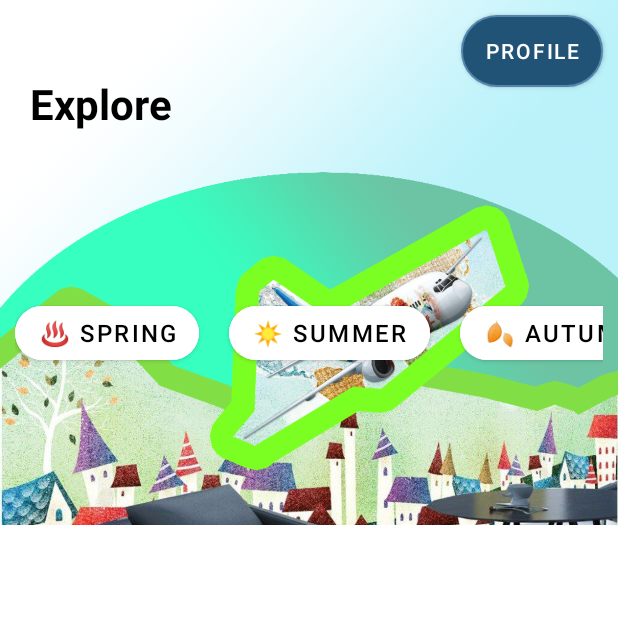
After one commit to divterste/TourGuidesV2.0, an Android app: the SummerActivity screen opened directly, with no data from a screen before it, on a phone screen of 412 x 824 dp, the top half of it. The commit adds this screen. Run offline under Robolectric (Android 15) with nearby library versions, the phone set to English and light mode, and no system bars.

Commit message:
git init git remote add origin https://github.com/divterste/TourGuidesV2.0.git git add . git commit -m "first commit" git push -u origin master

```diff
--- a/app/build.gradle
+++ b/app/build.gradle
@@ -30,6 +30,9 @@ android {
     kotlinOptions {
         jvmTarget = '1.8'
     }
+    buildFeatures {
+        viewBinding true
+    }
 }
 
 dependencies {
@@ -40,6 +43,8 @@ dependencies {
     implementation 'androidx.constraintlayout:constraintlayout:2.1.4'
     implementation 'com.google.firebase:firebase-auth:19.2.0'
     implementation 'com.google.firebase:firebase-auth-ktx:21.0.5'
+    implementation 'androidx.navigation:navigation-fragment-ktx:2.4.2'
+    implementation 'androidx.navigation:navigation-ui-ktx:2.4.2'
     testImplementation 'junit:junit:4.13.2'
     androidTestImplementation 'androidx.test.ext:junit:1.1.3'
     androidTestImplementation 'androidx.test.espresso:espresso-core:3.4.0'
--- /dev/null
+++ b/app/src/main/java/sam/lambton/tourguidesv20/SummerActivity.kt
@@ -0,0 +1,11 @@
+package sam.lambton.tourguidesv20
+
+import androidx.appcompat.app.AppCompatActivity
+import android.os.Bundle
+
+class SummerActivity : AppCompatActivity() {
+    override fun onCreate(savedInstanceState: Bundle?) {
+        super.onCreate(savedInstanceState)
+        setContentView(R.layout.activity_summer)
+    }
+}
--- /dev/null
+++ b/app/src/main/res/layout/activity_summer.xml
@@ -0,0 +1,108 @@
+<?xml version="1.0" encoding="utf-8"?>
+<androidx.constraintlayout.widget.ConstraintLayout xmlns:android="http://schemas.android.com/apk/res/android"
+    xmlns:app="http://schemas.android.com/apk/res-auto"
+    xmlns:tools="http://schemas.android.com/tools"
+    android:layout_width="match_parent"
+    android:layout_height="match_parent"
+    tools:context=".SummerActivity">
+
+    <FrameLayout
+        android:id="@+id/flTop"
+        android:layout_width="match_parent"
+        android:layout_height="350dp"
+        app:layout_constraintTop_toTopOf="parent"
+        app:layout_constraintLeft_toLeftOf="parent"
+        android:background="@drawable/background">
+
+        <androidx.constraintlayout.widget.ConstraintLayout
+            android:id="@+id/clBanner"
+            android:layout_width="match_parent"
+            android:layout_height="match_parent">
+
+            <TextView
+                android:id="@+id/tvExplore"
+                android:layout_width="wrap_content"
+                android:layout_height="wrap_content"
+                android:text="Explore"
+                app:layout_constraintLeft_toLeftOf="parent"
+                app:layout_constraintTop_toTopOf="parent"
+                android:paddingTop="50dp"
+                android:paddingLeft="20dp"
+                android:textStyle="bold"
+                android:textSize="28sp"
+                android:textColor="@color/black"/>
+
+            <Button
+                android:layout_width="wrap_content"
+                android:layout_height="wrap_content"
+                android:text="Profile"
+                android:background="@drawable/button_style"
+                app:backgroundTint="@null"
+                app:layout_constraintRight_toRightOf="parent"
+                app:layout_constraintTop_toTopOf="parent"
+                android:layout_margin="10dp"/>
+
+            <HorizontalScrollView
+                app:layout_constraintTop_toBottomOf="@id/tvExplore"
+                android:layout_width="match_parent"
+                android:layout_height="wrap_content"
+                android:padding="10dp"
+                android:layout_marginTop="100dp"
+                android:scrollbars="none">
+
+                <LinearLayout
+                    android:layout_width="wrap_content"
+                    android:layout_height="wrap_content"
+                    android:orientation="horizontal">
+
+                    <com.google.android.material.button.MaterialButton
+                        android:layout_width="wrap_content"
+                        android:layout_height="wrap_content"
+                        android:layout_marginRight="20dp"
+                        android:text="♨️ Spring"
+                        android:textSize="16sp"
+                        android:textColor="@color/black"
+                        android:backgroundTint="@color/white"
+                        app:cornerRadius="24dp" />
+
+                    <com.google.android.material.button.MaterialButton
+                        android:layout_width="wrap_content"
+                        android:layout_height="wrap_content"
+                        android:layout_marginRight="20dp"
+                        android:text="☀️ Summer"
+                        android:textSize="16sp"
+                        android:textColor="@color/black"
+                        android:backgroundTint="@color/white"
+                        app:cornerRadius="24dp" />
+
+                    <com.google.android.material.button.MaterialButton
+                        android:layout_width="wrap_content"
+                        android:layout_height="wrap_content"
+                        android:layout_marginRight="20dp"
+                        android:text="🍂 Autumn"
+                        android:textSize="16sp"
+                        android:textColor="@color/black"
+                        android:backgroundTint="@color/white"
+                        app:cornerRadius="24dp" />
+
+                    <com.google.android.material.button.MaterialButton
+                        android:layout_width="wrap_content"
+                        android:layout_height="wrap_content"
+                        android:layout_marginRight="20dp"
+                        android:text="❄️ Winter"
+                        android:textSize="16sp"
+                        android:textColor="@color/black"
+                        android:backgroundTint="@color/white"
+                        app:cornerRadius="24dp" />
+
+                </LinearLayout>
+
+            </HorizontalScrollView>
+
+        </androidx.constraintlayout.widget.ConstraintLayout>
+
+    </FrameLayout>
+
+
+
+</androidx.constraintlayout.widget.ConstraintLayout>
--- /dev/null
+++ b/app/src/main/res/values-land/dimens.xml
@@ -0,0 +1,3 @@
+<resources>
+      <dimen name="fab_margin">48dp</dimen>
+   </resources>
--- /dev/null
+++ b/app/src/main/res/values-w1240dp/dimens.xml
@@ -0,0 +1,3 @@
+<resources>
+      <dimen name="fab_margin">200dp</dimen>
+   </resources>
--- /dev/null
+++ b/app/src/main/res/values-w600dp/dimens.xml
@@ -0,0 +1,3 @@
+<resources>
+      <dimen name="fab_margin">48dp</dimen>
+   </resources>
--- /dev/null
+++ b/app/src/main/res/values/dimens.xml
@@ -0,0 +1,3 @@
+<resources>
+      <dimen name="fab_margin">16dp</dimen>
+   </resources>
--- a/app/src/main/res/values/themes.xml
+++ b/app/src/main/res/values/themes.xml
@@ -13,5 +13,12 @@
         <item name="android:statusBarColor" tools:targetApi="l">@color/white</item>
         <!-- Customize your theme here. -->
     </style>
+    <style name="Theme.TourGuidesV20.NoActionBar">
+        <item name="windowActionBar">false</item>
+        <item name="windowNoTitle">true</item>
+    </style>
+    <style name="Theme.TourGuidesV20.AppBarOverlay"
+        parent="ThemeOverlay.AppCompat.Dark.ActionBar" />
+    <style name="Theme.TourGuidesV20.PopupOverlay" parent="ThemeOverlay.AppCompat.Light" />
 
 </resources>
```
Also changed, not shown: app/src/main/AndroidManifest.xml (+8 -3 lines), app/src/main/java/sam/lambton/tourguidesv20/HomePage.kt (deleted, +0 -20 lines), app/src/main/res/layout/activity_home_page.xml (deleted, +0 -9 lines), app/src/main/res/layout/activity_index.xml (+31 -31 lines), app/src/main/res/navigation/nav_graph.xml (added, +28 -0 lines), app/src/main/res/values/strings.xml (+9 -0 lines).
